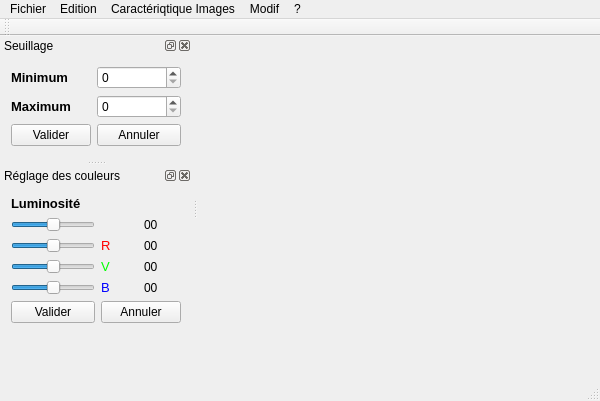
Qt form Viewer/Viewer/viewer.ui (DavidBonnier/Archi) before a commit.
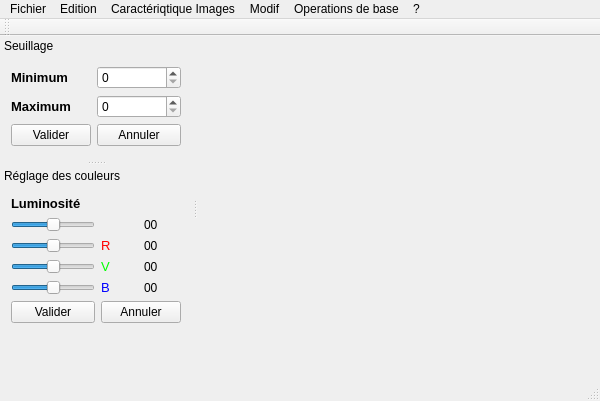
The same form after that commit.

Diff of the .ui file:
```diff
--- a/Viewer/Viewer/viewer.ui
+++ b/Viewer/Viewer/viewer.ui
@@ -78,10 +78,18 @@
     <addaction name="actionAide"/>
     <addaction name="actionA_propos"/>
    </widget>
+   <widget class="QMenu" name="menuOperations_de_base">
+    <property name="title">
+     <string>Operations de base</string>
+    </property>
+    <addaction name="actionAddition"/>
+    <addaction name="actionSoustraction"/>
+   </widget>
    <addaction name="menuFichier"/>
    <addaction name="menuEdition"/>
    <addaction name="menuCaract_riqtique_Images"/>
    <addaction name="menuModif"/>
+   <addaction name="menuOperations_de_base"/>
    <addaction name="menu"/>
   </widget>
   <widget class="QToolBar" name="mainToolBar">
@@ -94,6 +102,9 @@
   </widget>
   <widget class="QStatusBar" name="statusBar"/>
   <widget class="QDockWidget" name="DWSeuillage">
+   <property name="features">
+    <set>QDockWidget::DockWidgetMovable</set>
+   </property>
    <property name="windowTitle">
     <string>Seuillage</string>
    </property>
@@ -143,6 +154,9 @@
    </widget>
   </widget>
   <widget class="QDockWidget" name="DWReglage">
+   <property name="features">
+    <set>QDockWidget::DockWidgetMovable</set>
+   </property>
    <property name="windowTitle">
     <string>Réglage des couleurs</string>
    </property>
```
Left out of the diff: 53 changed lines with no effect on the pictures.
